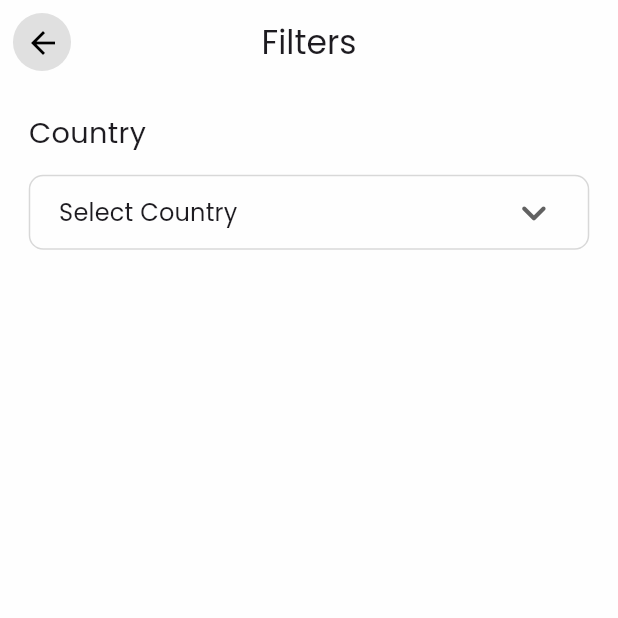
After one commit to Saon00/bluebay-uapp, a Flutter app: the FilterScreen screen opened directly, on a phone screen of 412 x 824 dp, the top half of it. The commit adds this screen. Run offline on Flutter 3.47's test engine with Material 3 defaults, Android fonts, the phone set to English and light mode, and no system bars; our stand-ins replace get, smooth_page_indicator.

Commit message:
drop down widget added

```diff
--- a/lib/app/bindings/app_bindings.dart
+++ b/lib/app/bindings/app_bindings.dart
@@ -1,3 +1,4 @@
+import 'package:bluebay_uapp/app/modules/search/filters/controller/filter_screen_controller.dart';
 import 'package:get/get.dart';
 import 'package:get/get_instance/src/bindings_interface.dart';
 
@@ -9,5 +10,6 @@ class AppBindings extends Bindings {
   void dependencies() {
     Get.lazyPut(() => NavBarController());
     Get.lazyPut(() => HomeScreenController());
+    Get.lazyPut(() => FilterScreenController());
   }
 }
--- /dev/null
+++ b/lib/app/modules/search/filters/controller/filter_screen_controller.dart
@@ -0,0 +1,23 @@
+import 'package:bluebay_uapp/app/modules/search/filters/model/filter_screen_model.dart';
+import 'package:get/get.dart';
+
+class FilterScreenController extends GetxController {
+  final RxString selectedCountry = CountryData.countries[0].obs;
+  final RxList<String> availableCountries = CountryData.countries.obs;
+
+  void updateCountry(String? newValue) {
+    if (newValue != null && newValue != selectedCountry.value) {
+      selectedCountry.value = newValue;
+    }
+  }
+
+  // @override
+  // void onInit() {
+  //   super.onInit();
+  // }
+  //
+  // @override
+  // void onClose() {
+  //   super.onClose();
+  // }
+}
--- /dev/null
+++ b/lib/app/modules/search/filters/model/filter_screen_model.dart
@@ -0,0 +1,11 @@
+class CountryData {
+  static final List<String> countries = [
+    'Select Country',
+    'Bangladesh',
+    'United States',
+    'Canada',
+    'United Kingdom',
+    'Australia',
+
+  ];
+}
--- /dev/null
+++ b/lib/app/modules/search/filters/screen/dropdown_widget.dart
@@ -0,0 +1,82 @@
+import 'package:flutter/material.dart';
+
+import '../../../../core/app_size.dart';
+import '../../../../core/colors.dart';
+import '../controller/filter_screen_controller.dart';
+
+class DropDownWidget extends StatelessWidget {
+  const DropDownWidget({
+    super.key,
+    required this.filterScreenController,
+    required this.titleText,
+    required this.value,
+    required this.valueChanged,
+    this.isContainered = true,
+  });
+
+  final FilterScreenController filterScreenController;
+  final String titleText;
+  final String value;
+  final ValueChanged valueChanged;
+  final bool isContainered;
+
+  @override
+  Widget build(BuildContext context) {
+    return Container(
+      decoration: BoxDecoration(
+        borderRadius: BorderRadius.circular(getWidth(10)),
+        border:
+            isContainered
+                ? Border.all(color: AppColors.greyColor.withAlpha(100))
+                : null,
+      ),
+      child: Padding(
+        padding:
+            isContainered
+                ? EdgeInsets.all(getWidth(10))
+                : EdgeInsets.all(getWidth(0)),
+        child: Column(
+          crossAxisAlignment: CrossAxisAlignment.start,
+          children: [
+            // text
+            Text(titleText, style: TextStyle(fontSize: getWidth(20))),
+            SizedBox(height: getWidth(15)),
+
+            // dropdown container
+            Container(
+              width: double.infinity,
+              decoration: BoxDecoration(
+                borderRadius: BorderRadius.circular(getWidth(10)),
+                border: Border.all(color: AppColors.greyColor.withAlpha(100)),
+              ),
+              child: Padding(
+                padding: EdgeInsets.symmetric(horizontal: getWidth(20)),
+                child: DropdownButtonHideUnderline(
+                  child: DropdownButton<String>(
+                    value: value,
+                    icon: Icon(Icons.keyboard_arrow_down_rounded),
+                    iconSize: getWidth(35),
+                    // style: TextStyle(
+                    //   color: AppColors.greyColor.withAlpha(100),
+                    //   fontSize: getWidth(20),
+                    // ),
+                    onChanged: valueChanged,
+                    items:
+                        filterScreenController.availableCountries
+                            .map<DropdownMenuItem<String>>((String value) {
+                              return DropdownMenuItem<String>(
+                                value: value,
+                                child: Text(value),
+                              );
+                            })
+                            .toList(),
+                  ),
+                ),
+              ),
+            ),
+          ],
+        ),
+      ),
+    );
+  }
+}
--- /dev/null
+++ b/lib/app/modules/search/filters/screen/filter_screen.dart
@@ -0,0 +1,67 @@
+import 'package:bluebay_uapp/app/modules/search/filters/controller/filter_screen_controller.dart';
+import 'package:flutter/material.dart';
+import 'package:get/get.dart';
+
+import '../../../../core/app_size.dart';
+import '../../../../core/colors.dart';
+import 'dropdown_widget.dart';
+
+class FilterScreen extends StatelessWidget {
+  const FilterScreen({super.key});
+
+  @override
+  Widget build(BuildContext context) {
+    FilterScreenController filterScreenController = Get.put(
+      FilterScreenController(),
+    );
+    return Scaffold(
+      appBar: AppBar(
+        title: Text("Filters"),
+        centerTitle: true,
+        backgroundColor: AppColors.whiteColor,
+        scrolledUnderElevation: 0,
+        leading: Padding(
+          padding: EdgeInsets.all(getWidth(9)),
+          child: CircleAvatar(
+            maxRadius: getWidth(15),
+            backgroundColor: AppColors.greyColor.withAlpha(80),
+            child: IconButton(
+              onPressed: () {
+                Get.back();
+              },
+              icon: Icon(Icons.arrow_back),
+              color: AppColors.blackColor,
+              splashColor: Colors.transparent,
+            ),
+          ),
+        ),
+      ),
+
+      body: SingleChildScrollView(
+        child: Column(
+          children: [
+
+            // country
+            Padding(
+              padding: EdgeInsets.only(
+                left: getWidth(20),
+                right: getWidth(20),
+                top: getWidth(20),
+              ),
+              child: Obx(
+                () => DropDownWidget(
+                  isContainered: false,
+                  filterScreenController: filterScreenController,
+                  titleText: "Country",
+                  value: filterScreenController.selectedCountry.value,
+                  valueChanged:
+                      (value) => filterScreenController.updateCountry(value),
+                ),
+              ),
+            ),
+          ],
+        ),
+      ),
+    );
+  }
+}
--- a/lib/app/modules/search/screen/search_screen.dart
+++ b/lib/app/modules/search/screen/search_screen.dart
@@ -1,4 +1,5 @@
 import 'package:bluebay_uapp/app/modules/mainNavBar/controller/nav_bar_controller.dart';
+import 'package:bluebay_uapp/app/modules/search/filters/screen/filter_screen.dart';
 import 'package:flutter/material.dart';
 import 'package:get/get.dart';
 
@@ -58,7 +59,9 @@ class SearchScreen extends StatelessWidget {
                             ),
 
                             suffixIcon: IconButton(
-                              onPressed: () {},
+                              onPressed: () {
+                                Get.to(FilterScreen());
+                              },
                               icon: Icon(Icons.tune_outlined),
                               color: AppColors.blackColor,
                             ),
--- a/lib/main.dart
+++ b/lib/main.dart
@@ -1,7 +1,9 @@
 import 'package:bluebay_uapp/app/bindings/app_bindings.dart';
 import 'package:bluebay_uapp/app/core/app_size.dart';
 import 'package:bluebay_uapp/app/core/colors.dart';
+import 'package:bluebay_uapp/app/modules/home/screen/home_screen.dart';
 import 'package:bluebay_uapp/app/modules/mainNavBar/screen/main_navbar_screen.dart';
+import 'package:bluebay_uapp/app/modules/search/filters/screen/filter_screen.dart';
 import 'package:flutter/material.dart';
 import 'package:get/get.dart';
 
```
